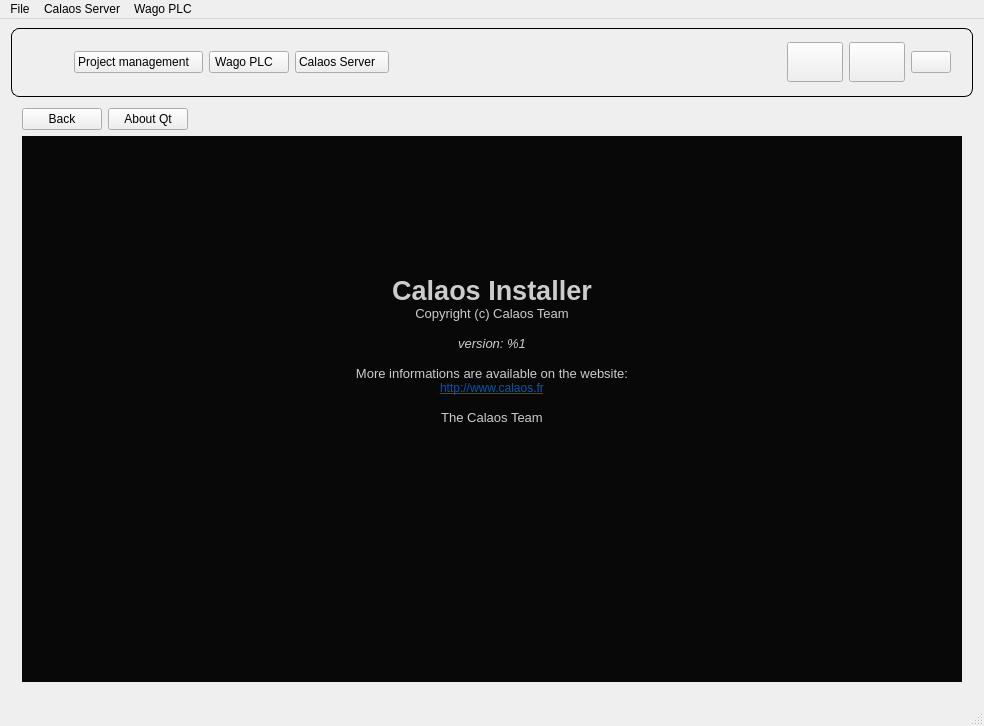
Qt form data/MainWindow.ui (calaos/calaos_installer) before a commit.
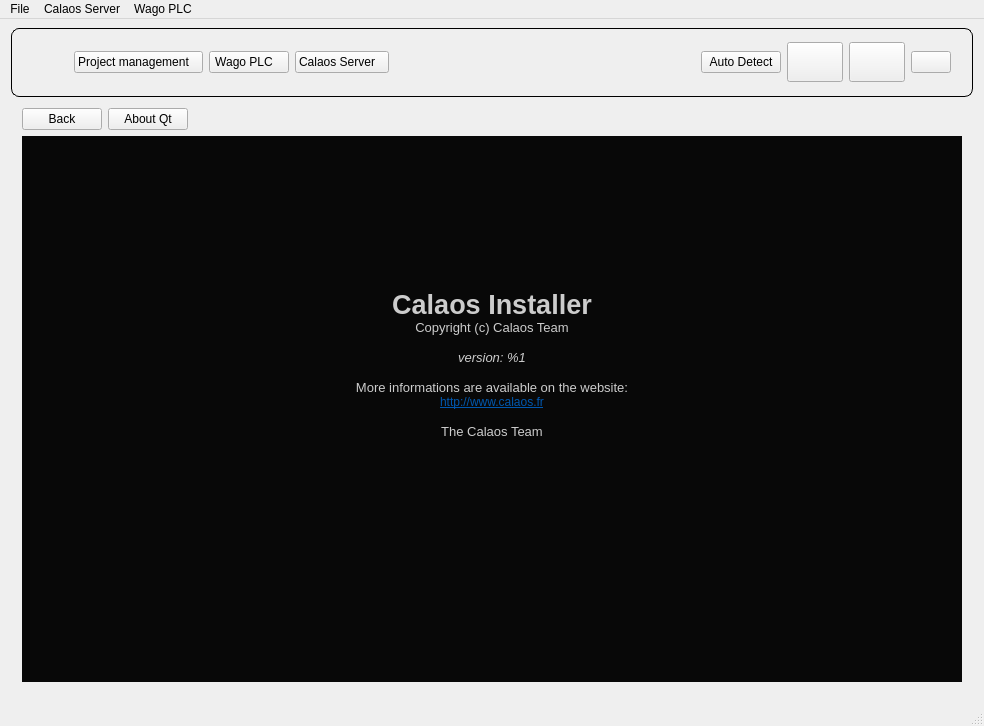
The same form after that commit. The open tabs and pages were chosen to show the change. Icons and pictures are not drawn. Custom widgets are drawn as their Qt base class.

Commit message: Add autodetection button and dialog. When this button is triggered, a new dialog appears showing the detected calaos_server. This dialog implement the CALAOS_DISCOVER protocole to create the list. A request is send every 10seconds to refresh the list.

The edit to the form file:
```diff
--- a/data/MainWindow.ui
+++ b/data/MainWindow.ui
@@ -232,6 +232,26 @@
             </property>
            </widget>
           </item>
+          <item>
+           <widget class="QPushButton" name="btAutodetect">
+            <property name="text">
+             <string>Auto Detect</string>
+            </property>
+            <property name="icon">
+             <iconset resource="resources.qrc">
+              <normaloff>:/img/logo_huge.png</normaloff>:/img/logo_huge.png</iconset>
+            </property>
+            <property name="iconSize">
+             <size>
+              <width>24</width>
+              <height>24</height>
+             </size>
+            </property>
+            <property name="class" stdset="0">
+             <string>HeaderButton</string>
+            </property>
+           </widget>
+          </item>
           <item>
            <widget class="QPushButton" name="btConfigure">
             <property name="minimumSize">
@@ -412,29 +432,30 @@
               <string>&lt;!DOCTYPE HTML PUBLIC &quot;-//W3C//DTD HTML 4.0//EN&quot; &quot;http://www.w3.org/TR/REC-html40/strict.dtd&quot;&gt;
 &lt;html&gt;&lt;head&gt;&lt;meta name=&quot;qrichtext&quot; content=&quot;1&quot; /&gt;&lt;style type=&quot;text/css&quot;&gt;
 p, li { white-space: pre-wrap; }
-&lt;/style&gt;&lt;/head&gt;&lt;body style=&quot; font-family:'MS Shell Dlg 2'; font-size:8.25pt; font-weight:400; font-style:normal;&quot;&gt;
+&lt;/style&gt;&lt;/head&gt;&lt;body style=&quot; font-family:'Sans Serif'; font-size:9pt; font-weight:400; font-style:normal;&quot;&gt;
 &lt;table border=&quot;0&quot; style=&quot;-qt-table-type: root; margin-top:4px; margin-bottom:4px; margin-left:4px; margin-right:4px;&quot;&gt;
 &lt;tr&gt;
 &lt;td style=&quot;border: none;&quot;&gt;
-&lt;p style=&quot;-qt-paragraph-type:empty; margin-top:0px; margin-bottom:0px; margin-left:0px; margin-right:0px; -qt-block-indent:0; text-indent:0px; font-size:8pt;&quot;&gt;&lt;br /&gt;&lt;/p&gt;
-&lt;p style=&quot;-qt-paragraph-type:empty; margin-top:0px; margin-bottom:0px; margin-left:0px; margin-right:0px; -qt-block-indent:0; text-indent:0px; font-size:8pt;&quot;&gt;&lt;br /&gt;&lt;/p&gt;
-&lt;p style=&quot;-qt-paragraph-type:empty; margin-top:0px; margin-bottom:0px; margin-left:0px; margin-right:0px; -qt-block-indent:0; text-indent:0px; font-size:8pt;&quot;&gt;&lt;br /&gt;&lt;/p&gt;
-&lt;p style=&quot;-qt-paragraph-type:empty; margin-top:0px; margin-bottom:0px; margin-left:0px; margin-right:0px; -qt-block-indent:0; text-indent:0px; font-size:8pt;&quot;&gt;&lt;br /&gt;&lt;/p&gt;
-&lt;p style=&quot;-qt-paragraph-type:empty; margin-top:0px; margin-bottom:0px; margin-left:0px; margin-right:0px; -qt-block-indent:0; text-indent:0px; font-family:'Sans Serif'; font-size:9pt;&quot;&gt;&lt;br /&gt;&lt;/p&gt;
-&lt;p style=&quot;-qt-paragraph-type:empty; margin-top:0px; margin-bottom:0px; margin-left:0px; margin-right:0px; -qt-block-indent:0; text-indent:0px; font-family:'Sans Serif'; font-size:9pt;&quot;&gt;&lt;br /&gt;&lt;/p&gt;
-&lt;p style=&quot;-qt-paragraph-type:empty; margin-top:0px; margin-bottom:0px; margin-left:0px; margin-right:0px; -qt-block-indent:0; text-indent:0px; font-family:'Sans Serif'; font-size:9pt;&quot;&gt;&lt;br /&gt;&lt;/p&gt;
-&lt;p align=&quot;center&quot; style=&quot;-qt-paragraph-type:empty; margin-top:0px; margin-bottom:0px; margin-left:0px; margin-right:0px; -qt-block-indent:0; text-indent:0px; font-family:'Sans Serif'; font-size:9pt;&quot;&gt;&lt;br /&gt;&lt;/p&gt;
-&lt;p align=&quot;center&quot; style=&quot;-qt-paragraph-type:empty; margin-top:0px; margin-bottom:0px; margin-left:0px; margin-right:0px; -qt-block-indent:0; text-indent:0px; font-family:'Sans Serif'; font-size:9pt;&quot;&gt;&lt;br /&gt;&lt;/p&gt;
-&lt;p align=&quot;center&quot; style=&quot; margin-top:0px; margin-bottom:0px; margin-left:0px; margin-right:0px; -qt-block-indent:0; text-indent:0px;&quot;&gt;&lt;span style=&quot; font-family:'Sans Serif'; font-size:20pt; font-weight:600; color:#cccccc;&quot;&gt;Calaos Installer&lt;/span&gt;&lt;/p&gt;
-&lt;p align=&quot;center&quot; style=&quot; margin-top:0px; margin-bottom:0px; margin-left:0px; margin-right:0px; -qt-block-indent:0; text-indent:0px;&quot;&gt;&lt;span style=&quot; font-family:'Sans Serif'; font-size:10pt; color:#cccccc;&quot;&gt;Copyright (c) Calaos Team&lt;/span&gt;&lt;/p&gt;
-&lt;p align=&quot;center&quot; style=&quot;-qt-paragraph-type:empty; margin-top:0px; margin-bottom:0px; margin-left:0px; margin-right:0px; -qt-block-indent:0; text-indent:0px; font-family:'Sans Serif'; font-size:10pt; color:#cccccc;&quot;&gt;&lt;br /&gt;&lt;/p&gt;
-&lt;p align=&quot;center&quot; style=&quot; margin-top:0px; margin-bottom:0px; margin-left:0px; margin-right:0px; -qt-block-indent:0; text-indent:0px;&quot;&gt;&lt;span style=&quot; font-family:'Sans Serif'; font-size:10pt; font-style:italic; color:#cccccc;&quot;&gt;version: %1&lt;/span&gt;&lt;/p&gt;
-&lt;p align=&quot;center&quot; style=&quot;-qt-paragraph-type:empty; margin-top:0px; margin-bottom:0px; margin-left:0px; margin-right:0px; -qt-block-indent:0; text-indent:0px; font-family:'Sans Serif'; font-size:10pt; font-style:italic; color:#cccccc;&quot;&gt;&lt;br /&gt;&lt;/p&gt;
-&lt;p align=&quot;center&quot; style=&quot; margin-top:0px; margin-bottom:0px; margin-left:0px; margin-right:0px; -qt-block-indent:0; text-indent:0px;&quot;&gt;&lt;span style=&quot; font-family:'Sans Serif'; font-size:10pt; color:#cccccc;&quot;&gt;More informations are available on the website:&lt;/span&gt;&lt;/p&gt;
-&lt;p align=&quot;center&quot; style=&quot; margin-top:0px; margin-bottom:0px; margin-left:0px; margin-right:0px; -qt-block-indent:0; text-indent:0px;&quot;&gt;&lt;a href=&quot;http://support.calaos.fr&quot;&gt;&lt;span style=&quot; font-family:'Sans Serif'; font-size:9pt; text-decoration: underline; color:#0057ae;&quot;&gt;http://www.calaos.fr&lt;/span&gt;&lt;/a&gt;&lt;/p&gt;
-&lt;p align=&quot;center&quot; style=&quot;-qt-paragraph-type:empty; margin-top:0px; margin-bottom:0px; margin-left:0px; margin-right:0px; -qt-block-indent:0; text-indent:0px; font-family:'Sans Serif'; font-size:10pt; color:#cccccc;&quot;&gt;&lt;br /&gt;&lt;/p&gt;
-&lt;p align=&quot;center&quot; style=&quot; margin-top:0px; margin-bottom:0px; margin-left:0px; margin-right:0px; -qt-block-indent:0; text-indent:0px;&quot;&gt;&lt;span style=&quot; font-family:'Sans Serif'; font-size:10pt; color:#cccccc;&quot;&gt;The Calaos Team&lt;/span&gt;&lt;/p&gt;
-&lt;p align=&quot;center&quot; style=&quot;-qt-paragraph-type:empty; margin-top:0px; margin-bottom:0px; margin-left:0px; margin-right:0px; -qt-block-indent:0; text-indent:0px; font-family:'Sans Serif'; font-size:9pt; text-decoration: underline; color:#0000ee;&quot;&gt;&lt;br /&gt;&lt;/p&gt;
+&lt;p style=&quot;-qt-paragraph-type:empty; margin-top:0px; margin-bottom:0px; margin-left:0px; margin-right:0px; -qt-block-indent:0; text-indent:0px; font-family:'MS Shell Dlg 2'; font-size:8.25pt;&quot;&gt;&lt;br /&gt;&lt;/p&gt;
+&lt;p style=&quot;-qt-paragraph-type:empty; margin-top:0px; margin-bottom:0px; margin-left:0px; margin-right:0px; -qt-block-indent:0; text-indent:0px; font-family:'MS Shell Dlg 2'; font-size:8pt;&quot;&gt;&lt;br /&gt;&lt;/p&gt;
+&lt;p style=&quot;-qt-paragraph-type:empty; margin-top:0px; margin-bottom:0px; margin-left:0px; margin-right:0px; -qt-block-indent:0; text-indent:0px; font-family:'MS Shell Dlg 2'; font-size:8pt;&quot;&gt;&lt;br /&gt;&lt;/p&gt;
+&lt;p style=&quot;-qt-paragraph-type:empty; margin-top:0px; margin-bottom:0px; margin-left:0px; margin-right:0px; -qt-block-indent:0; text-indent:0px; font-family:'MS Shell Dlg 2'; font-size:8pt;&quot;&gt;&lt;br /&gt;&lt;/p&gt;
+&lt;p style=&quot;-qt-paragraph-type:empty; margin-top:0px; margin-bottom:0px; margin-left:0px; margin-right:0px; -qt-block-indent:0; text-indent:0px; font-family:'MS Shell Dlg 2'; font-size:8pt;&quot;&gt;&lt;br /&gt;&lt;/p&gt;
+&lt;p style=&quot;-qt-paragraph-type:empty; margin-top:0px; margin-bottom:0px; margin-left:0px; margin-right:0px; -qt-block-indent:0; text-indent:0px;&quot;&gt;&lt;br /&gt;&lt;/p&gt;
+&lt;p style=&quot;-qt-paragraph-type:empty; margin-top:0px; margin-bottom:0px; margin-left:0px; margin-right:0px; -qt-block-indent:0; text-indent:0px;&quot;&gt;&lt;br /&gt;&lt;/p&gt;
+&lt;p style=&quot;-qt-paragraph-type:empty; margin-top:0px; margin-bottom:0px; margin-left:0px; margin-right:0px; -qt-block-indent:0; text-indent:0px;&quot;&gt;&lt;br /&gt;&lt;/p&gt;
+&lt;p align=&quot;center&quot; style=&quot;-qt-paragraph-type:empty; margin-top:0px; margin-bottom:0px; margin-left:0px; margin-right:0px; -qt-block-indent:0; text-indent:0px;&quot;&gt;&lt;br /&gt;&lt;/p&gt;
+&lt;p align=&quot;center&quot; style=&quot;-qt-paragraph-type:empty; margin-top:0px; margin-bottom:0px; margin-left:0px; margin-right:0px; -qt-block-indent:0; text-indent:0px;&quot;&gt;&lt;br /&gt;&lt;/p&gt;
+&lt;p align=&quot;center&quot; style=&quot; margin-top:0px; margin-bottom:0px; margin-left:0px; margin-right:0px; -qt-block-indent:0; text-indent:0px;&quot;&gt;&lt;span style=&quot; font-size:20pt; font-weight:600; color:#cccccc;&quot;&gt;Calaos Installer&lt;/span&gt;&lt;/p&gt;
+&lt;p align=&quot;center&quot; style=&quot; margin-top:0px; margin-bottom:0px; margin-left:0px; margin-right:0px; -qt-block-indent:0; text-indent:0px;&quot;&gt;&lt;span style=&quot; font-size:10pt; color:#cccccc;&quot;&gt;Copyright (c) Calaos Team&lt;/span&gt;&lt;/p&gt;
+&lt;p align=&quot;center&quot; style=&quot;-qt-paragraph-type:empty; margin-top:0px; margin-bottom:0px; margin-left:0px; margin-right:0px; -qt-block-indent:0; text-indent:0px; font-size:10pt; color:#cccccc;&quot;&gt;&lt;br /&gt;&lt;/p&gt;
+&lt;p align=&quot;center&quot; style=&quot; margin-top:0px; margin-bottom:0px; margin-left:0px; margin-right:0px; -qt-block-indent:0; text-indent:0px;&quot;&gt;&lt;span style=&quot; font-size:10pt; font-style:italic; color:#cccccc;&quot;&gt;version: %1&lt;/span&gt;&lt;/p&gt;
+&lt;p align=&quot;center&quot; style=&quot;-qt-paragraph-type:empty; margin-top:0px; margin-bottom:0px; margin-left:0px; margin-right:0px; -qt-block-indent:0; text-indent:0px; font-size:10pt; font-style:italic; color:#cccccc;&quot;&gt;&lt;br /&gt;&lt;/p&gt;
+&lt;p align=&quot;center&quot; style=&quot; margin-top:0px; margin-bottom:0px; margin-left:0px; margin-right:0px; -qt-block-indent:0; text-indent:0px;&quot;&gt;&lt;span style=&quot; font-size:10pt; color:#cccccc;&quot;&gt;More informations are available on the website:&lt;/span&gt;&lt;/p&gt;
+&lt;p align=&quot;center&quot; style=&quot; margin-top:0px; margin-bottom:0px; margin-left:0px; margin-right:0px; -qt-block-indent:0; text-indent:0px;&quot;&gt;&lt;a href=&quot;http://support.calaos.fr&quot;&gt;&lt;span style=&quot; text-decoration: underline; color:#0057ae;&quot;&gt;http://www.calaos.fr&lt;/span&gt;&lt;/a&gt;&lt;/p&gt;
+&lt;p align=&quot;center&quot; style=&quot;-qt-paragraph-type:empty; margin-top:0px; margin-bottom:0px; margin-left:0px; margin-right:0px; -qt-block-indent:0; text-indent:0px; font-size:10pt; color:#cccccc;&quot;&gt;&lt;br /&gt;&lt;/p&gt;
+&lt;p align=&quot;center&quot; style=&quot; margin-top:0px; margin-bottom:0px; margin-left:0px; margin-right:0px; -qt-block-indent:0; text-indent:0px;&quot;&gt;&lt;span style=&quot; font-size:10pt; color:#cccccc;&quot;&gt;The Calaos Team&lt;/span&gt;&lt;/p&gt;
+&lt;p align=&quot;center&quot; style=&quot;-qt-paragraph-type:empty; margin-top:0px; margin-bottom:0px; margin-left:0px; margin-right:0px; -qt-block-indent:0; text-indent:0px; text-decoration: underline; color:#0000ee;&quot;&gt;&lt;br /&gt;&lt;/p&gt;
 &lt;p align=&quot;center&quot; style=&quot; margin-top:0px; margin-bottom:0px; margin-left:0px; margin-right:0px; -qt-block-indent:0; text-indent:0px;&quot;&gt;&lt;img src=&quot;:/img/calaos.png&quot; /&gt;&lt;/p&gt;&lt;/td&gt;&lt;/tr&gt;&lt;/table&gt;&lt;/body&gt;&lt;/html&gt;</string>
              </property>
             </widget>
```
Left out of the diff: 2 changed lines with no effect on the pictures. The commit also changes 6 other files.
